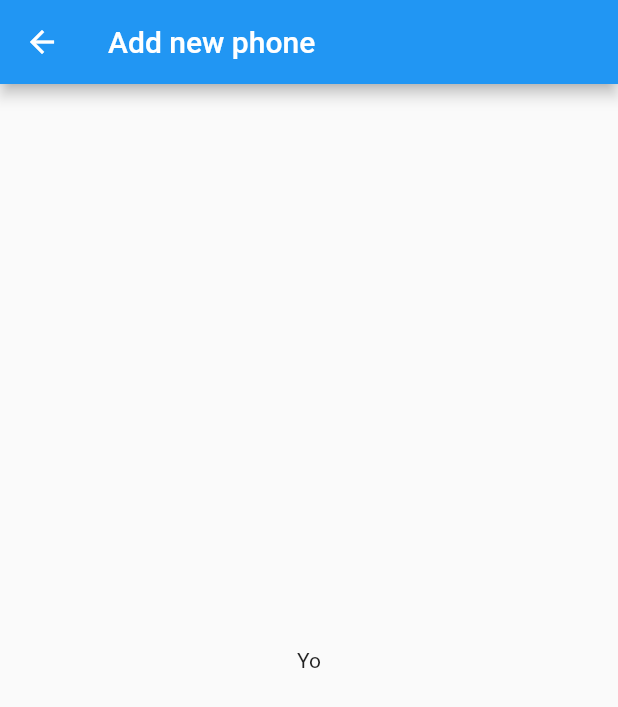
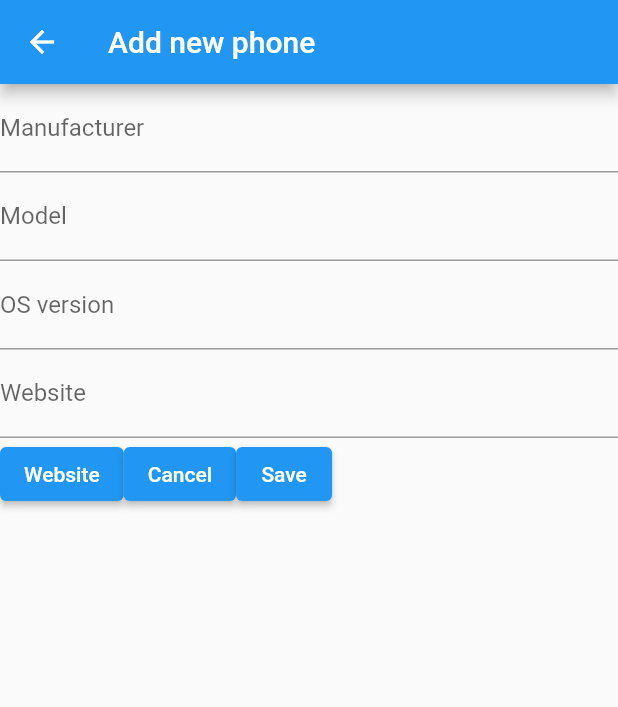
Before and after one commit to sorennx/flutter-android, a Flutter app: the AddPhoneView screen opened directly, on a phone screen of 412 x 824 dp. Shown: the top 707 px of the screen. Run offline on Flutter 3.47's test engine with Material 2 defaults, Android fonts, the phone set to English and light mode, and no system bars; our stand-ins replace sqflite; accounts and stored records are empty.

Commit message:
Lab4 part b update

```diff
--- a/app_2/lib/main.dart
+++ b/app_2/lib/main.dart
@@ -38,8 +38,7 @@ enum MenuItem { deleteAll, addExamplePhones }
 class _MyHomePageState extends State<MyHomePage> {
   Future<void> _navigateToAddPhone(BuildContext context) async {
     final result = await Navigator.push(
-      context, MaterialPageRoute(builder: (context) => const AddPhoneView())
-    );
+        context, MaterialPageRoute(builder: (context) => const AddPhoneView()));
   }
 
   @override
@@ -112,7 +111,9 @@ class _MyHomePageState extends State<MyHomePage> {
                                 padding: const EdgeInsets.all(10.0),
                                 child: FloatingActionButton(
                                     child: const Icon(Icons.add),
-                                    onPressed: () {})))
+                                    onPressed: () {
+                                      _navigateToAddPhone(context);
+                                    })))
                       ]);
               })),
     );
--- a/app_2/lib/views/add_phone.dart
+++ b/app_2/lib/views/add_phone.dart
@@ -10,12 +10,56 @@ class AddPhoneView extends StatefulWidget {
 }
 
 class _AddPhoneView extends State<AddPhoneView> {
+  final _formKey = GlobalKey<FormState>();
+
   @override
   Widget build(BuildContext context) {
     return Scaffold(
         appBar: AppBar(title: const Text('Add new phone')),
-        body: const Center(
-          child: Text("Yo"),
+        body: Center(
+          child: Form(
+              key: _formKey,
+              child: Column(
+                children: [
+
+                  TextFormField(
+                    decoration: const InputDecoration(
+                        hintText: "Enter manufacturer name",
+                        labelText: 'Manufacturer'),
+                  ),
+                  TextFormField(
+                    decoration: const InputDecoration(
+                        hintText: "Enter model name",
+                        labelText: 'Model'),
+                  ),
+                  TextFormField(
+                    decoration: const InputDecoration(
+                        hintText: "Enter OS version",
+                        labelText: 'OS version'),
+                  ),
+                  TextFormField(
+                    decoration: const InputDecoration(
+                        hintText: "Enter website link",
+                        labelText: 'Website'),
+                  ),
+                  Row(
+                    children: [
+                      ElevatedButton(
+                        onPressed: () {},
+                        child: const Text('Website'),
+                      ),
+                      ElevatedButton(
+                        onPressed: () {},
+                        child: const Text('Cancel'),
+                      ),
+                      ElevatedButton(
+                        onPressed: () {},
+                        child: const Text('Save'),
+                      ),
+                    ],
+                  )
+                ],
+              )),
         ));
   }
 }
```
